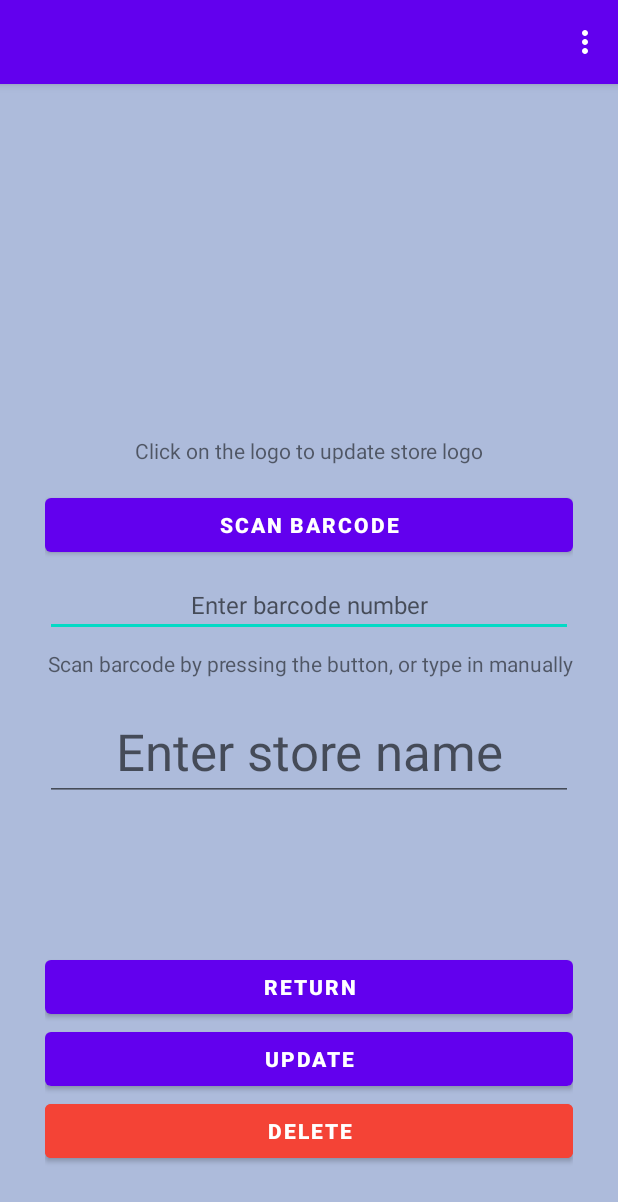
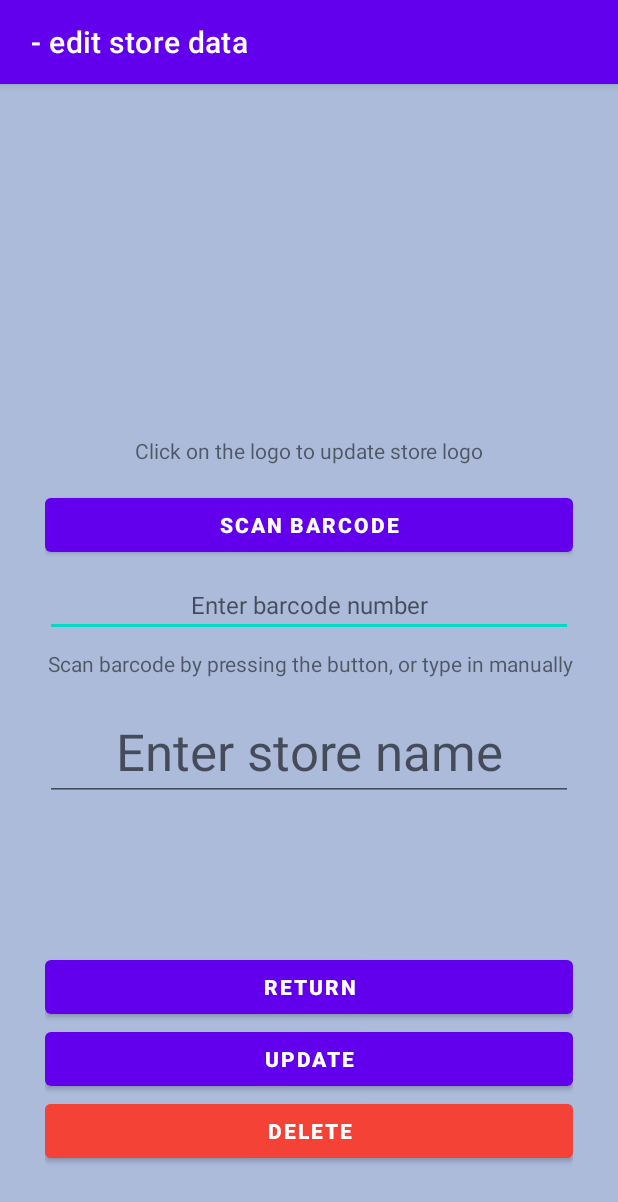
Before and after one commit to n1sk4/loyalty-cards-v2, an Android app: the ShowBarcodeActivity screen opened directly, with no data from a screen before it, after a tap on "EDIT DATA", on a phone screen of 412 x 824 dp. Shown: the top 1202 px of the screen. Run offline under Robolectric (Android 15) with nearby library versions, the phone set to English and light mode, and no system bars; libraries missing offline, so code that uses them is left out: androidx.palette.graphics, com.journeyapps.barcodescanner, com.theartofdev.edmodo; 4 statements that could not run were skipped.

Commit message:
Bug fixes

```diff
--- a/app/src/main/AndroidManifest.xml
+++ b/app/src/main/AndroidManifest.xml
@@ -39,7 +39,7 @@
         <activity
             android:name=".MainActivity"
             android:exported="true"
-            android:label="Loyalty card library">
+            android:label="Loyalty cards">
             <intent-filter>
                 <action android:name="android.intent.action.MAIN" />
 
--- a/app/src/main/java/com/example/diplomski/AddActivity.java
+++ b/app/src/main/java/com/example/diplomski/AddActivity.java
@@ -178,7 +178,7 @@ public class AddActivity extends AppCompatActivity {
         add_button = findViewById(R.id.add_button);
         addLogo_button = findViewById(R.id.add_logo);
         addBarcode_button = findViewById(R.id.add_barcode);
-        logo_imageView = findViewById(R.id.addLogo_imageView);
+        logo_imageView = findViewById(R.id.addLogo_Update_ImageView);
         barcode_imageView = findViewById(R.id.barcode_ImageView);
     }
 }
--- a/app/src/main/java/com/example/diplomski/UpdateStoreActivity.java
+++ b/app/src/main/java/com/example/diplomski/UpdateStoreActivity.java
@@ -2,24 +2,26 @@ package com.example.diplomski;
 
 import android.content.DialogInterface;
 import android.content.Intent;
-import android.database.Cursor;
 import android.graphics.Bitmap;
-import android.graphics.BitmapFactory;
 import android.net.Uri;
 import android.os.Bundle;
 import android.provider.MediaStore;
 import android.view.Menu;
 import android.view.MenuInflater;
+import android.view.MenuItem;
 import android.view.View;
 import android.widget.Button;
 import android.widget.EditText;
 import android.widget.ImageView;
 import android.widget.Toast;
 
+import androidx.annotation.NonNull;
 import androidx.annotation.Nullable;
 import androidx.appcompat.app.ActionBar;
 import androidx.appcompat.app.AlertDialog;
 import androidx.appcompat.app.AppCompatActivity;
+import androidx.core.content.ContextCompat;
+import androidx.palette.graphics.Palette;
 
 import com.theartofdev.edmodo.cropper.CropImage;
 import com.theartofdev.edmodo.cropper.CropImageView;
@@ -32,8 +34,10 @@ public class UpdateStoreActivity extends AppCompatActivity {
     EditText barcode_editText;
     Button update_button;
     Button delete_button;
+    Button back_button;
     Button scanBarcode_button;
     ImageView logo_imageView;
+    View layout;
 
     String id, name, barcode;
     Bitmap logo;
@@ -51,10 +55,12 @@ public class UpdateStoreActivity extends AppCompatActivity {
 
         getIntentData();
 
+        changeBackgroundColor(logo);
+
         ActionBar ab = getSupportActionBar();
         if(name != null){
             assert ab != null;
-            ab.setTitle(name);
+            ab.setTitle(name + " - edit store data");
         }
 
         update_button.setOnClickListener(new View.OnClickListener() {
@@ -77,6 +83,11 @@ public class UpdateStoreActivity extends AppCompatActivity {
             public void onClick(View v) {
                 confirmDialog();
             }
+        });
+
+        back_button.setOnClickListener(new View.OnClickListener() {
+            @Override
+            public void onClick(View v) { startShowBarcodeActivity(); }
         });
 
         logo_imageView.setOnClickListener(new View.OnClickListener() {
@@ -131,13 +142,6 @@ public class UpdateStoreActivity extends AppCompatActivity {
         builder.create().show();
     }
 
-    @Override
-    public boolean onCreateOptionsMenu(Menu menu) {
-        MenuInflater inflater = getMenuInflater();
-        inflater.inflate(R.menu.update_item_menu, menu);
-        return super.onCreateOptionsMenu(menu);
-    }
-
     private void selectAndPlaceLogo(){
         CropImage.activity().setGuidelines(CropImageView.Guidelines.ON).start(
                 UpdateStoreActivity.this);
@@ -165,10 +169,12 @@ public class UpdateStoreActivity extends AppCompatActivity {
     private void findViews(){
         name_editText = findViewById(R.id.storeName_Update_EditText);
         barcode_editText = findViewById(R.id.barcodeInput_Update_EditText);
-        update_button = findViewById(R.id.update_button);
-        delete_button = findViewById(R.id.delete_button);
+        update_button = findViewById(R.id.update_Update_Button);
+        delete_button = findViewById(R.id.delete_Update_Button);
+        back_button = findViewById(R.id.return_Update_Button);
         scanBarcode_button = findViewById(R.id.scanBarcode_Update_Button);
-        logo_imageView = findViewById(R.id.addLogo_imageView);
+        logo_imageView = findViewById(R.id.addLogo_Update_ImageView);
+        layout = findViewById(R.id.layout_Update);
     }
 
     private void startMainActivity(){
@@ -182,4 +188,14 @@ public class UpdateStoreActivity extends AppCompatActivity {
         intent.putExtra("id", id);
         startActivity(intent);
     }
+
+    private void changeBackgroundColor(Bitmap bitmap){
+        if(logo != null){
+            Palette.from(bitmap).generate(palette -> {
+                assert palette != null;
+                layout.setBackgroundColor(palette.getDominantColor(ContextCompat
+                        .getColor(UpdateStoreActivity.this, R.color.white)));
+            });
+        }
+    }
 }
--- /dev/null
+++ b/app/src/main/res/drawable/ic_baseline_brightness_high_24.xml
@@ -0,0 +1,5 @@
+<vector android:height="24dp" android:tint="#FFFFFF"
+    android:viewportHeight="24" android:viewportWidth="24"
+    android:width="24dp" xmlns:android="http://schemas.android.com/apk/res/android">
+    <path android:fillColor="@android:color/white" android:pathData="M20,8.69L20,4h-4.69L12,0.69 8.69,4L4,4v4.69L0.69,12 4,15.31L4,20h4.69L12,23.31 15.31,20L20,20v-4.69L23.31,12 20,8.69zM12,18c-3.31,0 -6,-2.69 -6,-6s2.69,-6 6,-6 6,2.69 6,6 -2.69,6 -6,6zM12,8c-2.21,0 -4,1.79 -4,4s1.79,4 4,4 4,-1.79 4,-4 -1.79,-4 -4,-4z"/>
+</vector>
--- /dev/null
+++ b/app/src/main/res/drawable/ic_baseline_brightness_low_24.xml
@@ -0,0 +1,5 @@
+<vector android:height="24dp" android:tint="#FFFFFF"
+    android:viewportHeight="24" android:viewportWidth="24"
+    android:width="24dp" xmlns:android="http://schemas.android.com/apk/res/android">
+    <path android:fillColor="@android:color/white" android:pathData="M20,15.31L23.31,12 20,8.69V4h-4.69L12,0.69 8.69,4H4v4.69L0.69,12 4,15.31V20h4.69L12,23.31 15.31,20H20v-4.69zM12,18c-3.31,0 -6,-2.69 -6,-6s2.69,-6 6,-6 6,2.69 6,6 -2.69,6 -6,6z"/>
+</vector>
--- a/app/src/main/res/layout/activity_add.xml
+++ b/app/src/main/res/layout/activity_add.xml
@@ -26,7 +26,7 @@
         app:layout_constraintEnd_toEndOf="parent"
         app:layout_constraintHorizontal_bias="0.497"
         app:layout_constraintStart_toStartOf="parent"
-        app:layout_constraintTop_toBottomOf="@+id/addLogo_imageView" />
+        app:layout_constraintTop_toBottomOf="@+id/addLogo_Update_ImageView" />
 
     <ImageView
         android:id="@+id/barcode_ImageView"
@@ -63,7 +63,7 @@
         app:layout_constraintTop_toBottomOf="@+id/barcode_ImageView" />
 
     <ImageView
-        android:id="@+id/addLogo_imageView"
+        android:id="@+id/addLogo_Update_ImageView"
         android:layout_width="match_parent"
         android:layout_height="100dp"
         android:layout_marginTop="32dp"
--- a/app/src/main/res/layout/activity_update_store.xml
+++ b/app/src/main/res/layout/activity_update_store.xml
@@ -5,7 +5,8 @@
     android:layout_width="match_parent"
     android:layout_height="match_parent"
     tools:context=".AddActivity"
-    android:padding="30dp">
+    android:padding="30dp"
+    android:id="@+id/layout_Update">
 
     <EditText
         android:id="@+id/barcodeInput_Update_EditText"
@@ -37,16 +38,16 @@
         app:layout_constraintStart_toStartOf="parent" />
 
     <Button
-        android:id="@+id/update_button"
+        android:id="@+id/update_Update_Button"
         android:layout_width="match_parent"
         android:layout_height="wrap_content"
         android:text="@string/update_button"
-        app:layout_constraintBottom_toTopOf="@+id/delete_button"
+        app:layout_constraintBottom_toTopOf="@+id/delete_Update_Button"
         app:layout_constraintEnd_toEndOf="parent"
         app:layout_constraintStart_toStartOf="parent" />
 
     <Button
-        android:id="@+id/delete_button"
+        android:id="@+id/delete_Update_Button"
         android:layout_width="match_parent"
         android:layout_height="wrap_content"
         android:layout_marginBottom="16dp"
@@ -57,7 +58,7 @@
         app:layout_constraintStart_toStartOf="parent" />
 
     <ImageView
-        android:id="@+id/addLogo_imageView"
+        android:id="@+id/addLogo_Update_ImageView"
         android:layout_width="0dp"
         android:layout_height="0dp"
         android:layout_marginBottom="8dp"
@@ -106,7 +107,7 @@
         android:layout_width="0dp"
         android:layout_height="wrap_content"
         android:text="Return"
-        app:layout_constraintBottom_toTopOf="@+id/update_button"
+        app:layout_constraintBottom_toTopOf="@+id/update_Update_Button"
         app:layout_constraintEnd_toEndOf="parent"
         app:layout_constraintHorizontal_bias="0.46"
         app:layout_constraintStart_toStartOf="parent" />
--- /dev/null
+++ b/app/src/main/res/menu/barcode_activity_menu.xml
@@ -0,0 +1,11 @@
+<?xml version="1.0" encoding="utf-8"?>
+<menu xmlns:app="http://schemas.android.com/apk/res-auto"
+    xmlns:android="http://schemas.android.com/apk/res/android">
+    <item android:id="@+id/brightness_Barcode_Menu"
+        android:orderInCategory="80"
+        app:showAsAction="always"
+        android:icon="@drawable/ic_baseline_brightness_high_24"
+        app:actionViewClass="android.widget.Switch"
+        android:title="Brightness">
+    </item>
+</menu>
```
Also changed, not shown: app/src/main/java/com/example/diplomski/ShowBarcodeActivity.java (+24 -0 lines).
